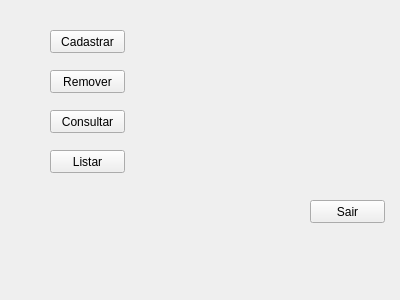
This is mainwindow.ui in kaioFerreira/CRUD-CPP-Arquivo as Qt 5 draws it before an edit. The edited form follows.
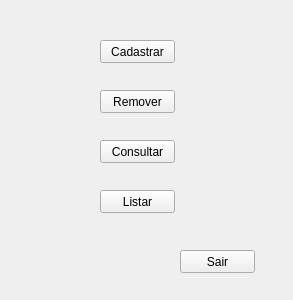
This is the edited form.

```diff
--- a/mainwindow.ui
+++ b/mainwindow.ui
@@ -6,7 +6,7 @@
    <rect>
     <x>0</x>
     <y>0</y>
-    <width>400</width>
+    <width>293</width>
     <height>300</height>
    </rect>
   </property>
@@ -17,8 +17,8 @@
    <widget class="QPushButton" name="pushButton">
     <property name="geometry">
      <rect>
-      <x>50</x>
-      <y>30</y>
+      <x>100</x>
+      <y>40</y>
       <width>75</width>
       <height>23</height>
      </rect>
@@ -30,8 +30,8 @@
    <widget class="QPushButton" name="pushButton_2">
     <property name="geometry">
      <rect>
-      <x>310</x>
-      <y>200</y>
+      <x>180</x>
+      <y>250</y>
       <width>75</width>
       <height>23</height>
      </rect>
@@ -46,8 +46,8 @@
    <widget class="QPushButton" name="pushButton_3">
     <property name="geometry">
      <rect>
-      <x>50</x>
-      <y>70</y>
+      <x>100</x>
+      <y>90</y>
       <width>75</width>
       <height>23</height>
      </rect>
@@ -59,8 +59,8 @@
    <widget class="QPushButton" name="pushButton_4">
     <property name="geometry">
      <rect>
-      <x>50</x>
-      <y>110</y>
+      <x>100</x>
+      <y>140</y>
       <width>75</width>
       <height>23</height>
      </rect>
@@ -72,8 +72,8 @@
    <widget class="QPushButton" name="pushButton_5">
     <property name="geometry">
      <rect>
-      <x>50</x>
-      <y>150</y>
+      <x>100</x>
+      <y>190</y>
       <width>75</width>
       <height>23</height>
      </rect>
```
